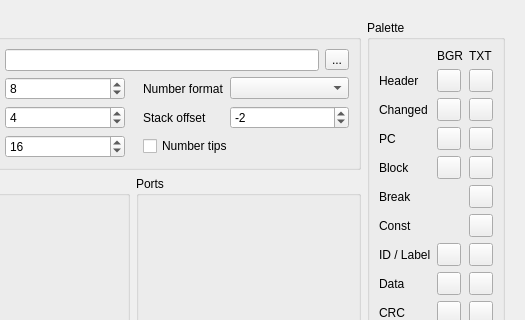
Loccy/xpeccy-plus, file ui/setupwin.ui: the form before one commit; both pictures show x 191 to 716 and y 0 to 320 of the 716 by 909 pixel window.
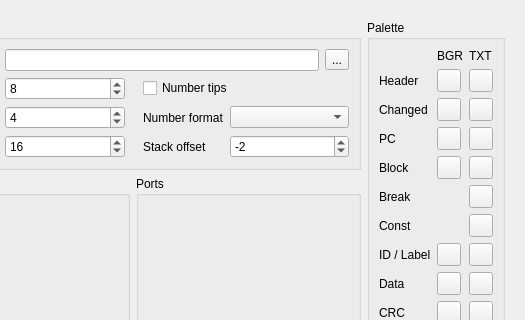
The form after the commit. The open tabs and pages were chosen to show the change. Icons and pictures are not drawn. Custom widgets are drawn as their Qt base class.

Commit message: options: Number tips over Number format on the Debugger page, Stack offset after them - it split the two

Patch:
```diff
--- a/ui/setupwin.ui
+++ b/ui/setupwin.ui
@@ -3077,7 +3077,25 @@
                     </property>
                    </widget>
                   </item>
-                  <item row="1" column="2">
+                  <item row="1" column="2" colspan="2">
+                   <layout class="QHBoxLayout" name="hlDbgNumTips">
+                    <property name="leftMargin">
+                     <number>12</number>
+                    </property>
+                    <item>
+                     <widget class="QCheckBox" name="cbDbgNumTips">
+                      <property name="text">
+                       <string>Number tips</string>
+                      </property>
+                      <property name="toolTip">
+                       <string>A number's hex, decimal and binary
+under the mouse: the listing and the dumps</string>
+                      </property>
+                     </widget>
+                    </item>
+                   </layout>
+                  </item>
+                  <item row="2" column="2">
                    <widget class="QLabel" name="label_numbers">
                     <property name="text">
                      <string>Number format</string>
@@ -3091,7 +3109,7 @@
                     </property>
                    </widget>
                   </item>
-                  <item row="1" column="3">
+                  <item row="2" column="3">
                    <widget class="QComboBox" name="cbDbgNumbers">
                     <property name="toolTip">
                      <string>How the debugger writes addresses and values.
@@ -3099,7 +3117,7 @@
                     </property>
                    </widget>
                   </item>
-                  <item row="2" column="2">
+                  <item row="3" column="2">
                    <widget class="QLabel" name="label_stackofs">
                     <property name="text">
                      <string>Stack offset</string>
@@ -3113,7 +3131,7 @@
                     </property>
                    </widget>
                   </item>
-                  <item row="2" column="3">
+                  <item row="3" column="3">
                    <widget class="QSpinBox" name="sbDbgStackOfs">
                     <property name="toolTip">
                      <string>Offset the stack panel starts at.
@@ -3133,24 +3151,6 @@
                     </property>
                    </widget>
                   </item>
-                  <item row="3" column="2" colspan="2">
-                   <layout class="QHBoxLayout" name="hlDbgNumTips">
-                    <property name="leftMargin">
-                     <number>12</number>
-                    </property>
-                    <item>
-                     <widget class="QCheckBox" name="cbDbgNumTips">
-                      <property name="text">
-                       <string>Number tips</string>
-                      </property>
-                      <property name="toolTip">
-                       <string>A number's hex, decimal and binary
-under the mouse: the listing and the dumps</string>
-                      </property>
-                     </widget>
-                    </item>
-                   </layout>
-                  </item>
                  </layout>
                 </widget>
                </item>
```
